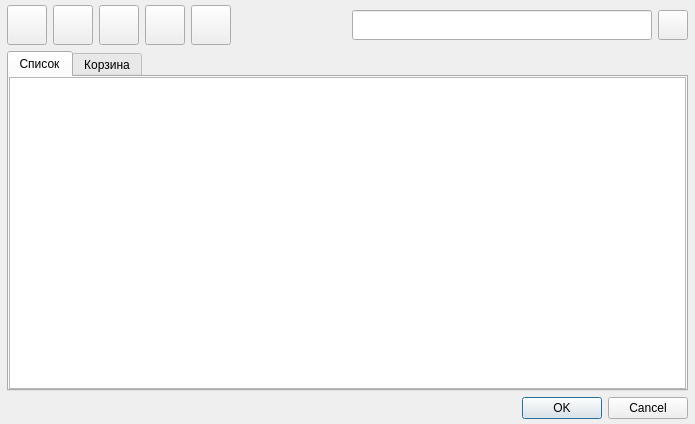
First picture: the form in interface/basicForms/mappTable.ui, repository strizh78/MApp, before the edit.
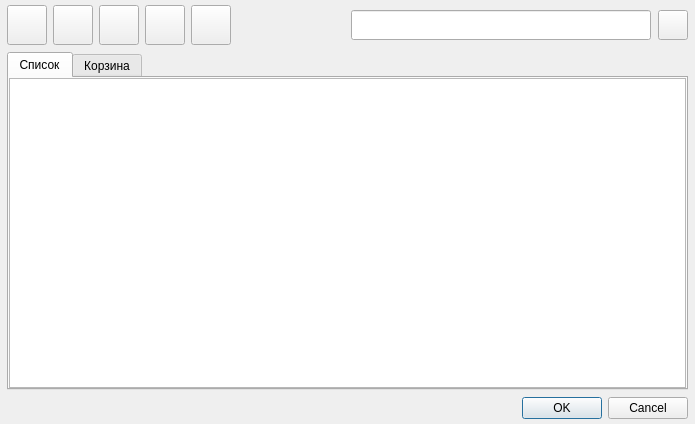
Second picture: the form after the edit. Icons and pictures are not drawn.

```diff
--- a/interface/basicForms/mappTable.ui
+++ b/interface/basicForms/mappTable.ui
@@ -10,12 +10,18 @@
     <height>424</height>
    </rect>
   </property>
+  <property name="sizePolicy">
+   <sizepolicy hsizetype="Preferred" vsizetype="Preferred">
+    <horstretch>0</horstretch>
+    <verstretch>0</verstretch>
+   </sizepolicy>
+  </property>
   <property name="windowTitle">
    <string>Form</string>
   </property>
   <layout class="QVBoxLayout" name="verticalLayout">
    <property name="spacing">
-    <number>-1</number>
+    <number>7</number>
    </property>
    <property name="leftMargin">
     <number>7</number>
@@ -275,7 +281,7 @@
          </property>
          <property name="sizeHint" stdset="0">
           <size>
-           <width>40</width>
+           <width>400</width>
            <height>20</height>
           </size>
          </property>
```
